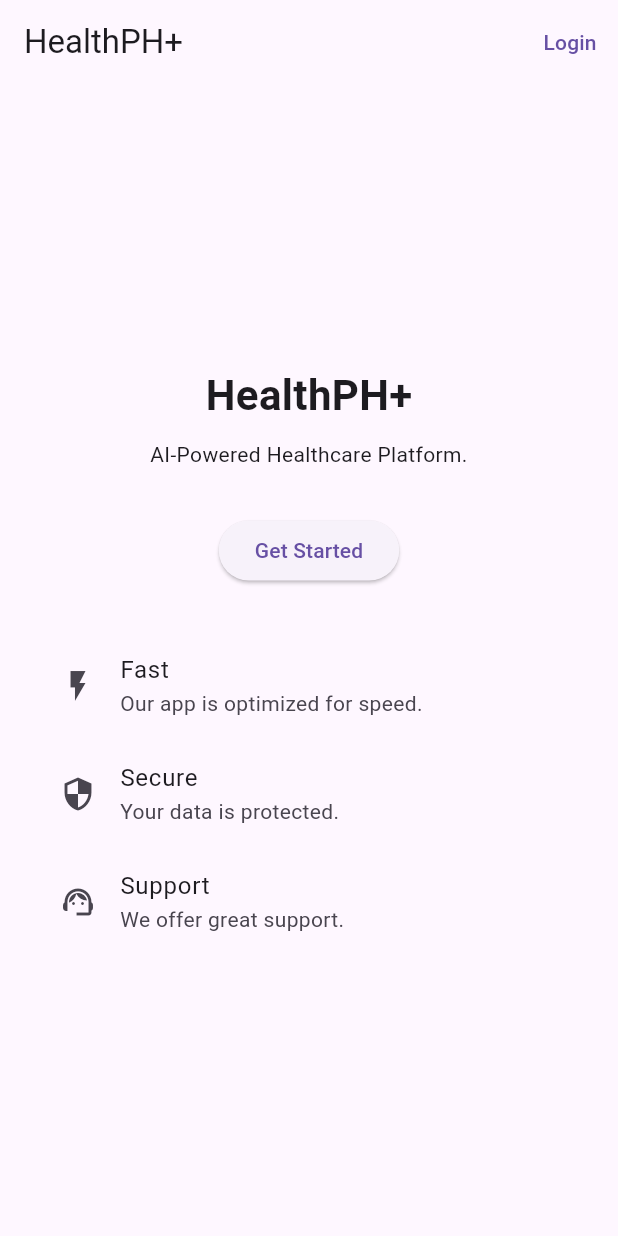
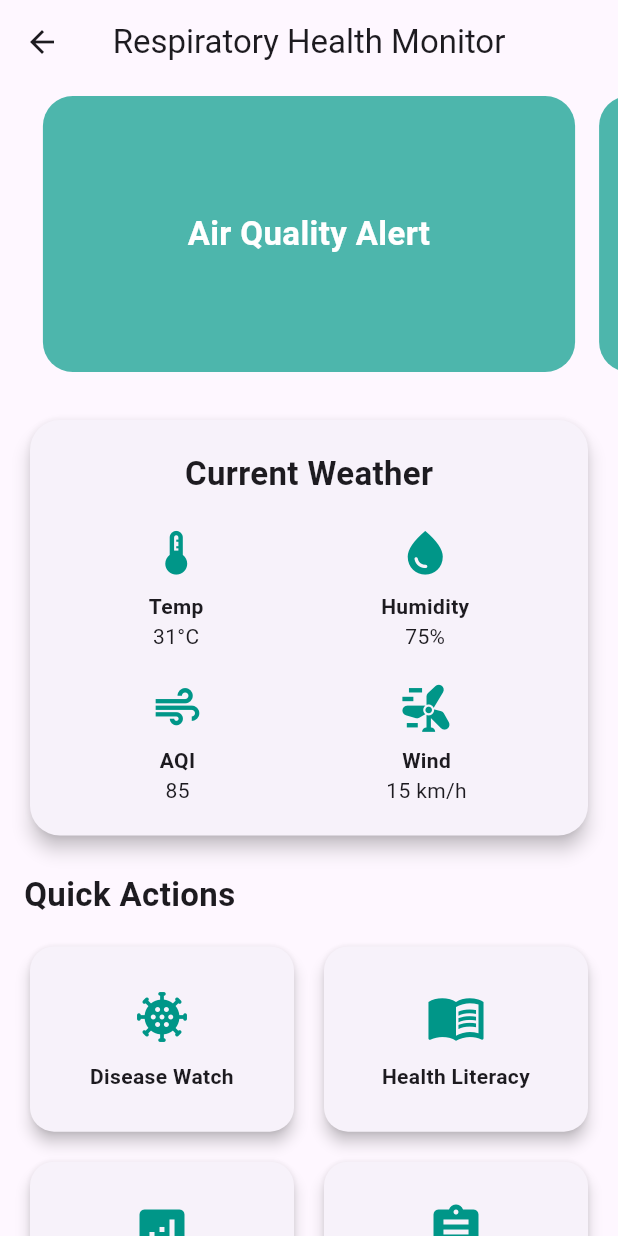
Before and after one commit to 008yam/HealthPH_Plus, a Flutter app: the screen it shows after launch, after a tap on "Get Started", on a phone screen of 412 x 824 dp. Run offline on Flutter 3.47's test engine with Material 3 defaults, Android fonts, the light colour scheme and no system bars.

Commit message:
Creation of Main Page Functions

```diff
--- a/lib/landing_page.dart
+++ b/lib/landing_page.dart
@@ -1,5 +1,6 @@
 import 'package:flutter/material.dart';
 import 'widgets/feature_tile.dart';
+import 'main_page.dart';
 
 class LandingPage extends StatelessWidget {
   const LandingPage({super.key});
@@ -39,7 +40,12 @@ class LandingPage extends StatelessWidget {
               const SizedBox(height: 30),
 
               ElevatedButton(
-                onPressed: () {},
+                onPressed: () {
+                  Navigator.push(
+                    context,
+                    MaterialPageRoute(builder: (context) => const MainPage()),
+                  );
+                },
                 child: const Text("Get Started"),
               ),
 
--- /dev/null
+++ b/lib/main_page.dart
@@ -0,0 +1,408 @@
+import 'package:flutter/material.dart';
+
+// =======================================================
+// HOME PAGE
+// =======================================================
+
+class MainPage extends StatefulWidget {
+  const MainPage({super.key});
+
+  @override
+  State<MainPage> createState() => _MainPageState();
+}
+
+class _MainPageState extends State<MainPage> {
+  final List<String> carouselItems = [
+    "Air Quality Alert",
+    "Respiratory Health News",
+    "Community Health Update",
+  ];
+
+  @override
+  Widget build(BuildContext context) {
+    return Scaffold(
+      appBar: AppBar(
+        title: const Text("Respiratory Health Monitor"),
+        centerTitle: true,
+      ),
+
+      body: SingleChildScrollView(
+        child: Column(
+          children: [
+            // =======================================================
+            // 1. CAROUSEL SECTION
+            // =======================================================
+            SizedBox(
+              height: 200,
+              child: PageView.builder(
+                itemCount: carouselItems.length,
+                controller: PageController(viewportFraction: 0.9),
+                itemBuilder: (context, index) {
+                  return Padding(
+                    padding: const EdgeInsets.all(8.0),
+                    child: Container(
+                      decoration: BoxDecoration(
+                        color: Colors.teal.shade300,
+                        borderRadius: BorderRadius.circular(20),
+                      ),
+                      child: Center(
+                        child: Text(
+                          carouselItems[index],
+                          style: const TextStyle(
+                            fontSize: 22,
+                            color: Colors.white,
+                            fontWeight: FontWeight.bold,
+                          ),
+                          textAlign: TextAlign.center,
+                        ),
+                      ),
+                    ),
+                  );
+                },
+              ),
+            ),
+
+            const SizedBox(height: 20),
+
+            // =======================================================
+            // 2. WEATHER WIDGET
+            // =======================================================
+            Padding(
+              padding: const EdgeInsets.symmetric(horizontal: 16),
+              child: Card(
+                elevation: 5,
+                shape: RoundedRectangleBorder(
+                  borderRadius: BorderRadius.circular(20),
+                ),
+                child: Padding(
+                  padding: const EdgeInsets.all(20),
+                  child: Column(
+                    children: [
+                      const Text(
+                        "Current Weather",
+                        style: TextStyle(
+                          fontSize: 22,
+                          fontWeight: FontWeight.bold,
+                        ),
+                      ),
+
+                      const SizedBox(height: 20),
+
+                      Row(
+                        mainAxisAlignment: MainAxisAlignment.spaceAround,
+                        children: const [
+                          WeatherInfo(
+                            title: "Temp",
+                            value: "31°C",
+                            icon: Icons.thermostat,
+                          ),
+
+                          WeatherInfo(
+                            title: "Humidity",
+                            value: "75%",
+                            icon: Icons.water_drop,
+                          ),
+                        ],
+                      ),
+
+                      const SizedBox(height: 20),
+
+                      Row(
+                        mainAxisAlignment: MainAxisAlignment.spaceAround,
+                        children: const [
+                          WeatherInfo(
+                            title: "AQI",
+                            value: "85",
+                            icon: Icons.air,
+                          ),
+
+                          WeatherInfo(
+                            title: "Wind",
+                            value: "15 km/h",
+                            icon: Icons.wind_power,
+                          ),
+                        ],
+                      ),
+                    ],
+                  ),
+                ),
+              ),
+            ),
+
+            const SizedBox(height: 20),
+
+            // =======================================================
+            // 3. QUICK ACTIONS MENU
+            // =======================================================
+            Padding(
+              padding: const EdgeInsets.symmetric(horizontal: 16),
+              child: Column(
+                crossAxisAlignment: CrossAxisAlignment.start,
+                children: [
+                  const Text(
+                    "Quick Actions",
+                    style: TextStyle(fontSize: 22, fontWeight: FontWeight.bold),
+                  ),
+
+                  const SizedBox(height: 15),
+
+                  GridView.count(
+                    shrinkWrap: true,
+                    physics: const NeverScrollableScrollPhysics(),
+                    crossAxisCount: 2,
+                    crossAxisSpacing: 12,
+                    mainAxisSpacing: 12,
+                    childAspectRatio: 1.4,
+                    children: [
+                      QuickActionButton(
+                        title: "Disease Watch",
+                        icon: Icons.coronavirus,
+                        onTap: () {
+                          Navigator.push(
+                            context,
+                            MaterialPageRoute(
+                              builder: (_) => const DiseaseWatchPage(),
+                            ),
+                          );
+                        },
+                      ),
+
+                      QuickActionButton(
+                        title: "Health Literacy",
+                        icon: Icons.menu_book,
+                        onTap: () {
+                          Navigator.push(
+                            context,
+                            MaterialPageRoute(
+                              builder: (_) => const HealthLiteracyPage(),
+                            ),
+                          );
+                        },
+                      ),
+
+                      QuickActionButton(
+                        title: "Sentiment Pulse",
+                        icon: Icons.analytics,
+                        onTap: () {
+                          Navigator.push(
+                            context,
+                            MaterialPageRoute(
+                              builder: (_) => const SentimentPulsePage(),
+                            ),
+                          );
+                        },
+                      ),
+
+                      QuickActionButton(
+                        title: "Data Collection",
+                        icon: Icons.assignment,
+                        onTap: () {
+                          Navigator.push(
+                            context,
+                            MaterialPageRoute(
+                              builder: (_) => const DataCollectionPage(),
+                            ),
+                          );
+                        },
+                      ),
+                    ],
+                  ),
+                ],
+              ),
+            ),
+
+            const SizedBox(height: 20),
+
+            // =======================================================
+            // 4. HEALTH TIPS SECTION
+            // =======================================================
+            Padding(
+              padding: const EdgeInsets.symmetric(horizontal: 16),
+              child: Column(
+                crossAxisAlignment: CrossAxisAlignment.start,
+                children: [
+                  const Text(
+                    "Health Tips",
+                    style: TextStyle(fontSize: 22, fontWeight: FontWeight.bold),
+                  ),
+
+                  const SizedBox(height: 15),
+
+                  ListView(
+                    shrinkWrap: true,
+                    physics: const NeverScrollableScrollPhysics(),
+                    children: const [
+                      HealthTipCard(
+                        tip:
+                            "Wear a mask when air quality levels are unhealthy.",
+                      ),
+
+                      HealthTipCard(
+                        tip:
+                            "Stay hydrated to maintain healthy respiratory function.",
+                      ),
+
+                      HealthTipCard(
+                        tip:
+                            "Avoid outdoor activities during high pollution hours.",
+                      ),
+
+                      HealthTipCard(
+                        tip:
+                            "Regularly clean indoor air filters and ventilation.",
+                      ),
+                    ],
+                  ),
+                ],
+              ),
+            ),
+
+            const SizedBox(height: 30),
+          ],
+        ),
+      ),
+    );
+  }
+}
+
+// =======================================================
+// WEATHER INFO WIDGET
+// =======================================================
+
+class WeatherInfo extends StatelessWidget {
+  final String title;
+  final String value;
+  final IconData icon;
+
+  const WeatherInfo({
+    super.key,
+    required this.title,
+    required this.value,
+    required this.icon,
+  });
+
+  @override
+  Widget build(BuildContext context) {
+    return Column(
+      children: [
+        Icon(icon, size: 35, color: Colors.teal),
+        const SizedBox(height: 8),
+        Text(title, style: const TextStyle(fontWeight: FontWeight.bold)),
+        Text(value),
+      ],
+    );
+  }
+}
+
+// =======================================================
+// QUICK ACTION BUTTON
+// =======================================================
+
+class QuickActionButton extends StatelessWidget {
+  final String title;
+  final IconData icon;
+  final VoidCallback onTap;
+
+  const QuickActionButton({
+    super.key,
+    required this.title,
+    required this.icon,
+    required this.onTap,
+  });
+
+  @override
+  Widget build(BuildContext context) {
+    return GestureDetector(
+      onTap: onTap,
+      child: Card(
+        elevation: 4,
+        shape: RoundedRectangleBorder(borderRadius: BorderRadius.circular(16)),
+        child: Column(
+          mainAxisAlignment: MainAxisAlignment.center,
+          children: [
+            Icon(icon, size: 40, color: Colors.teal),
+            const SizedBox(height: 10),
+            Text(
+              title,
+              textAlign: TextAlign.center,
+              style: const TextStyle(fontWeight: FontWeight.bold),
+            ),
+          ],
+        ),
+      ),
+    );
+  }
+}
+
+// =======================================================
+// HEALTH TIP CARD
+// =======================================================
+
+class HealthTipCard extends StatelessWidget {
+  final String tip;
+
+  const HealthTipCard({super.key, required this.tip});
+
+  @override
+  Widget build(BuildContext context) {
+    return Card(
+      margin: const EdgeInsets.only(bottom: 12),
+      child: ListTile(
+        leading: const Icon(Icons.health_and_safety, color: Colors.teal),
+        title: Text(tip),
+      ),
+    );
+  }
+}
+
+// =======================================================
+// PAGES
+// =======================================================
+
+class DiseaseWatchPage extends StatelessWidget {
+  const DiseaseWatchPage({super.key});
+
+  @override
+  Widget build(BuildContext context) {
+    return Scaffold(
+      appBar: AppBar(title: const Text("Disease Watch")),
+      body: const Center(child: Text("Disease Watch Page")),
+    );
+  }
+}
+
+class HealthLiteracyPage extends StatelessWidget {
+  const HealthLiteracyPage({super.key});
+
+  @override
+  Widget build(BuildContext context) {
+    return Scaffold(
+      appBar: AppBar(title: const Text("Health Literacy")),
+      body: const Center(child: Text("Health Literacy Page")),
+    );
+  }
+}
+
+class SentimentPulsePage extends StatelessWidget {
+  const SentimentPulsePage({super.key});
+
+  @override
+  Widget build(BuildContext context) {
+    return Scaffold(
+      appBar: AppBar(title: const Text("Sentiment Pulse")),
+      body: const Center(child: Text("Sentiment Pulse Page")),
+    );
+  }
+}
+
+class DataCollectionPage extends StatelessWidget {
+  const DataCollectionPage({super.key});
+
+  @override
+  Widget build(BuildContext context) {
+    return Scaffold(
+      appBar: AppBar(title: const Text("Data Collection")),
+      body: const Center(child: Text("Data Collection Page")),
+    );
+  }
+}
```
